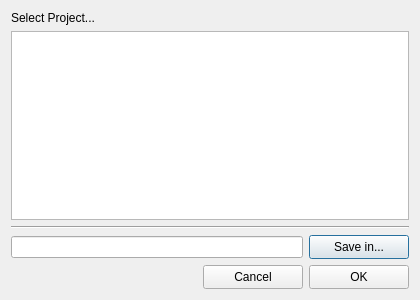
The window that src/Dialogs/SaveDialog.ui (gmrandazzo/QStudioMetrics) describes before a commit, drawn with Qt 5.
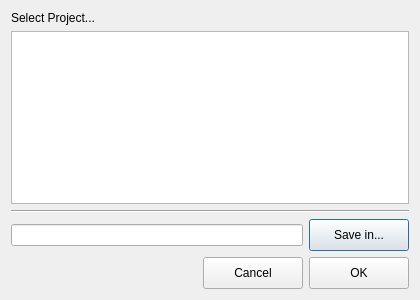
The same window after the commit.

Diff of the .ui file:
```diff
--- a/src/Dialogs/SaveDialog.ui
+++ b/src/Dialogs/SaveDialog.ui
@@ -83,7 +83,13 @@
        <property name="minimumSize">
         <size>
          <width>100</width>
-         <height>24</height>
+         <height>32</height>
+        </size>
+       </property>
+       <property name="maximumSize">
+        <size>
+         <width>16777215</width>
+         <height>32</height>
         </size>
        </property>
        <property name="text">
@@ -100,13 +106,13 @@
        <property name="minimumSize">
         <size>
          <width>100</width>
-         <height>24</height>
+         <height>32</height>
         </size>
        </property>
        <property name="maximumSize">
         <size>
          <width>100</width>
-         <height>24</height>
+         <height>32</height>
         </size>
        </property>
        <property name="text">
@@ -132,13 +138,13 @@
        <property name="minimumSize">
         <size>
          <width>100</width>
-         <height>23</height>
+         <height>32</height>
         </size>
        </property>
        <property name="maximumSize">
         <size>
          <width>100</width>
-         <height>24</height>
+         <height>32</height>
         </size>
        </property>
        <property name="text">
```
